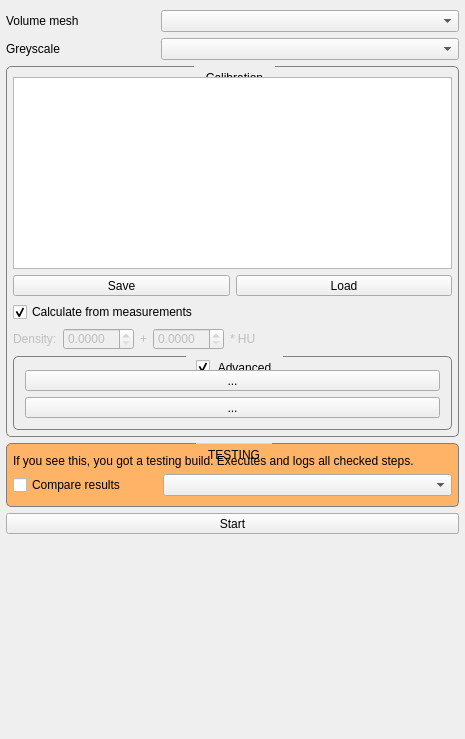
Above: src/internal/MaterialMappingViewControls.ui from araex/mitk-gem before the change. Below: the same form after it.
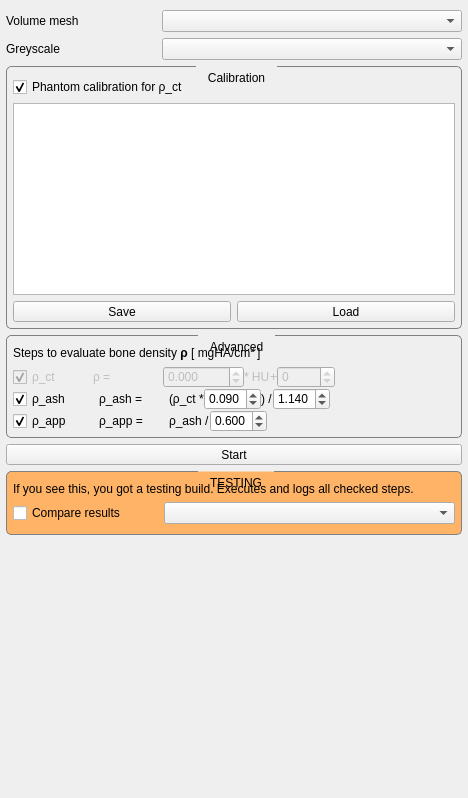
That is the form after the change. Custom widgets are drawn as their Qt base class.

Commit message: added line fit + gui

```diff
--- a/src/internal/MaterialMappingViewControls.ui
+++ b/src/internal/MaterialMappingViewControls.ui
@@ -6,8 +6,8 @@
    <rect>
     <x>0</x>
     <y>0</y>
-    <width>465</width>
-    <height>739</height>
+    <width>468</width>
+    <height>798</height>
    </rect>
   </property>
   <property name="minimumSize">
@@ -161,6 +161,16 @@
         <property name="bottomMargin">
          <number>6</number>
         </property>
+        <item>
+         <widget class="QCheckBox" name="automaticFitCheckBox">
+          <property name="text">
+           <string>Phantom calibration for ρ_ct</string>
+          </property>
+          <property name="checked">
+           <bool>true</bool>
+          </property>
+         </widget>
+        </item>
         <item>
          <widget class="QWidget" name="measurementsWidget" native="true">
           <layout class="QVBoxLayout" name="verticalLayout_4">
@@ -237,18 +247,66 @@
           </layout>
          </widget>
         </item>
+       </layout>
+      </widget>
+     </item>
         <item>
-         <widget class="QCheckBox" name="evalMeasurementCheckBox">
+      <widget class="QGroupBox" name="advancedGroup">
+       <property name="title">
+        <string>Advanced</string>
+       </property>
+       <property name="checkable">
+        <bool>false</bool>
+       </property>
+       <layout class="QVBoxLayout" name="verticalLayout_6">
+        <property name="leftMargin">
+         <number>6</number>
+        </property>
+        <property name="topMargin">
+         <number>10</number>
+        </property>
+        <property name="rightMargin">
+         <number>6</number>
+        </property>
+        <property name="bottomMargin">
+         <number>5</number>
+        </property>
+        <item>
+         <widget class="QLabel" name="label_8">
           <property name="text">
-           <string>Calculate from measurements</string>
+           <string>&lt;html&gt;&lt;head/&gt;&lt;body&gt;&lt;p&gt;Steps to evaluate bone density &lt;span style=&quot; font-weight:600;&quot;&gt;ρ &lt;/span&gt;[ mgHA/cm&lt;span style=&quot; vertical-align:super;&quot;&gt;3 &lt;/span&gt;]&lt;/p&gt;&lt;/body&gt;&lt;/html&gt;</string>
           </property>
-          <property name="checked">
+          <property name="wordWrap">
            <bool>true</bool>
           </property>
          </widget>
         </item>
         <item>
-         <layout class="QHBoxLayout" name="horizontalLayout_2">
+         <widget class="QWidget" name="mathWidget" native="true">
+          <property name="sizePolicy">
+           <sizepolicy hsizetype="Expanding" vsizetype="MinimumExpanding">
+            <horstretch>0</horstretch>
+            <verstretch>0</verstretch>
+           </sizepolicy>
+          </property>
+          <property name="styleSheet">
+           <string notr="true">QLabel {
+	font: small &quot;Courier New&quot;;
+}
+
+QDoubleSpinBox {
+	font: small &quot;Courier New&quot;;
+}</string>
+          </property>
+          <layout class="QVBoxLayout" name="verticalLayout_5">
+           <property name="spacing">
+            <number>0</number>
+           </property>
+           <property name="margin">
+            <number>0</number>
+           </property>
+           <item>
+            <layout class="QHBoxLayout" name="horizontalLayout_2" stretch="0,0">
           <property name="spacing">
            <number>-1</number>
           </property>
@@ -262,44 +320,83 @@
            <number>0</number>
           </property>
           <item>
-           <widget class="QWidget" name="widget_2" native="true">
+              <widget class="QCheckBox" name="checkBox">
             <property name="enabled">
              <bool>false</bool>
             </property>
-            <layout class="QHBoxLayout" name="horizontalLayout_3">
-             <property name="margin">
-              <number>0</number>
-             </property>
+               <property name="sizePolicy">
+                <sizepolicy hsizetype="Minimum" vsizetype="Fixed">
+                 <horstretch>0</horstretch>
+                 <verstretch>0</verstretch>
+                </sizepolicy>
+               </property>
+               <property name="minimumSize">
+                <size>
+                 <width>80</width>
+                 <height>0</height>
+                </size>
+               </property>
+               <property name="maximumSize">
+                <size>
+                 <width>120</width>
+                 <height>16777215</height>
+                </size>
+               </property>
+               <property name="text">
+                <string>ρ_ct</string>
+               </property>
+               <property name="checkable">
+                <bool>true</bool>
+               </property>
+               <property name="checked">
+                <bool>true</bool>
+               </property>
+              </widget>
+             </item>
              <item>
+              <widget class="QWidget" name="verticalWidget_2" native="true">
+               <property name="enabled">
+                <bool>false</bool>
+               </property>
               <layout class="QHBoxLayout" name="horizontalLayout_6">
-               <property name="topMargin">
+                <property name="spacing">
+                 <number>0</number>
+                </property>
+                <property name="margin">
                 <number>0</number>
                </property>
                <item>
                 <widget class="QLabel" name="label_2">
-                 <property name="text">
-                  <string>Density:</string>
-                 </property>
-                </widget>
-               </item>
-               <item>
-                <widget class="QDoubleSpinBox" name="doubleSpinBox">
-                 <property name="decimals">
-                  <number>4</number>
-                 </property>
-                </widget>
-               </item>
-               <item>
-                <widget class="QLabel" name="label_5">
+                  <property name="sizePolicy">
+                   <sizepolicy hsizetype="MinimumExpanding" vsizetype="Preferred">
+                    <horstretch>0</horstretch>
+                    <verstretch>0</verstretch>
+                   </sizepolicy>
+                  </property>
+                  <property name="maximumSize">
+                   <size>
+                    <width>70</width>
+                    <height>16777215</height>
+                   </size>
+                  </property>
                  <property name="text">
-                  <string>+</string>
+                   <string>ρ =</string>
                  </property>
                 </widget>
                </item>
                <item>
-                <widget class="QDoubleSpinBox" name="doubleSpinBox_3">
+                 <widget class="QDoubleSpinBox" name="linEQSlopeSpinBox">
                  <property name="decimals">
-                  <number>4</number>
+                   <number>3</number>
+                  </property>
+                  <property name="minimum">
+                   <double>-9999.000000000000000</double>
+                  </property>
+                  <property name="maximum">
+                   <double>9999.000000000000000</double>
+                  </property>
+                  <property name="singleStep">
+                   <double>0.010000000000000</double>
                  </property>
                 </widget>
                </item>
@@ -310,9 +407,27 @@
                  </property>
                 </widget>
                </item>
-              </layout>
-             </item>
-            </layout>
+                <item>
+                 <widget class="QLabel" name="label_5">
+                  <property name="text">
+                   <string>+</string>
+                  </property>
+                 </widget>
+                </item>
+                <item>
+                 <widget class="QDoubleSpinBox" name="linEQOffsetSpinBox">
+                  <property name="decimals">
+                   <number>0</number>
+                  </property>
+                  <property name="minimum">
+                   <double>-9000.000000000000000</double>
+                  </property>
+                  <property name="maximum">
+                   <double>9000.000000000000000</double>
+                  </property>
+                  <property name="singleStep">
+                   <double>1.000000000000000</double>
+                  </property>
            </widget>
           </item>
           <item>
@@ -322,73 +437,278 @@
             </property>
             <property name="sizeHint" stdset="0">
              <size>
-              <width>40</width>
-              <height>20</height>
+                    <width>0</width>
+                    <height>0</height>
              </size>
             </property>
            </spacer>
           </item>
          </layout>
-        </item>
+              </widget>
+             </item>
+            </layout>
+           </item>
         <item>
-         <widget class="QGroupBox" name="advancedGroup">
-          <property name="title">
-           <string>Advanced</string>
-          </property>
-          <property name="checkable">
-           <bool>true</bool>
-          </property>
-          <layout class="QVBoxLayout" name="verticalLayout_6">
-           <property name="leftMargin">
-            <number>0</number>
-           </property>
-           <property name="topMargin">
-            <number>2</number>
-           </property>
-           <property name="rightMargin">
+            <layout class="QHBoxLayout" name="horizontalLayout_14" stretch="0,0">
+             <property name="rightMargin">
+              <number>0</number>
+             </property>
+             <item>
+              <widget class="QCheckBox" name="checkBox_2">
+               <property name="sizePolicy">
+                <sizepolicy hsizetype="Minimum" vsizetype="Fixed">
+                 <horstretch>0</horstretch>
+                 <verstretch>0</verstretch>
+                </sizepolicy>
+               </property>
+               <property name="minimumSize">
+                <size>
+                 <width>80</width>
+                 <height>0</height>
+                </size>
+               </property>
+               <property name="maximumSize">
+                <size>
+                 <width>120</width>
+                 <height>16777215</height>
+                </size>
+               </property>
+               <property name="text">
+                <string>ρ_ash</string>
+               </property>
+               <property name="checked">
+                <bool>true</bool>
+               </property>
+              </widget>
+             </item>
+             <item>
+              <widget class="QWidget" name="" native="true">
+               <layout class="QHBoxLayout" name="horizontalLayout_15">
+                <property name="spacing">
             <number>0</number>
            </property>
-           <property name="bottomMargin">
+                <property name="margin">
             <number>0</number>
            </property>
            <item>
-            <widget class="QWidget" name="widget" native="true">
-             <layout class="QVBoxLayout" name="verticalLayout_7">
+                 <widget class="QLabel" name="label_10">
+                  <property name="sizePolicy">
+                   <sizepolicy hsizetype="MinimumExpanding" vsizetype="Preferred">
+                    <horstretch>0</horstretch>
+                    <verstretch>0</verstretch>
+                   </sizepolicy>
+                  </property>
+                  <property name="maximumSize">
+                   <size>
+                    <width>70</width>
+                    <height>16777215</height>
+                   </size>
+                  </property>
+                  <property name="text">
+                   <string>ρ_ash =</string>
+                  </property>
+                 </widget>
+                </item>
               <item>
-               <widget class="QToolButton" name="toolButton">
+                 <widget class="QLabel" name="label_13">
+                  <property name="text">
+                   <string>(ρ_ct *</string>
+                  </property>
+                 </widget>
+                </item>
+                <item>
+                 <widget class="QDoubleSpinBox" name="linEQSlopeSpinBox_4">
+                  <property name="decimals">
+                   <number>3</number>
+                  </property>
+                  <property name="minimum">
+                   <double>0.000000000000000</double>
+                  </property>
+                  <property name="maximum">
+                   <double>9.000000000000000</double>
+                  </property>
+                  <property name="singleStep">
+                   <double>0.010000000000000</double>
+                  </property>
+                  <property name="value">
+                   <double>0.090000000000000</double>
+                  </property>
+                 </widget>
+                </item>
+                <item>
+                 <widget class="QLabel" name="label_14">
+                  <property name="text">
+                   <string>) /</string>
+                  </property>
+                 </widget>
+                </item>
+                <item>
+                 <widget class="QDoubleSpinBox" name="linEQSlopeSpinBox_5">
+                  <property name="decimals">
+                   <number>3</number>
+                  </property>
+                  <property name="minimum">
+                   <double>0.000000000000000</double>
+                  </property>
+                  <property name="maximum">
+                   <double>9.000000000000000</double>
+                  </property>
+                  <property name="singleStep">
+                   <double>0.010000000000000</double>
+                  </property>
+                  <property name="value">
+                   <double>1.140000000000000</double>
+                  </property>
+                 </widget>
+                </item>
+                <item>
+                 <spacer name="horizontalSpacer_3">
+                  <property name="orientation">
+                   <enum>Qt::Horizontal</enum>
+                  </property>
+                  <property name="sizeHint" stdset="0">
+                   <size>
+                    <width>0</width>
+                    <height>0</height>
+                   </size>
+                  </property>
+                 </spacer>
+                </item>
+               </layout>
+              </widget>
+             </item>
+            </layout>
+           </item>
+           <item>
+            <layout class="QHBoxLayout" name="horizontalLayout_12" stretch="0,0">
+             <property name="rightMargin">
+              <number>0</number>
+             </property>
+             <item>
+              <widget class="QCheckBox" name="checkBox_3">
                 <property name="sizePolicy">
-                 <sizepolicy hsizetype="Expanding" vsizetype="Fixed">
+                <sizepolicy hsizetype="Minimum" vsizetype="Fixed">
                   <horstretch>0</horstretch>
                   <verstretch>0</verstretch>
                  </sizepolicy>
                 </property>
+               <property name="minimumSize">
+                <size>
+                 <width>80</width>
+                 <height>0</height>
+                </size>
+               </property>
+               <property name="maximumSize">
+                <size>
+                 <width>120</width>
+                 <height>16777215</height>
+                </size>
+               </property>
                 <property name="text">
-                 <string>...</string>
-                </property>
+                <string>ρ_app</string>
+               </property>
+               <property name="checked">
+                <bool>true</bool>
+               </property>
                </widget>
               </item>
               <item>
-               <widget class="QToolButton" name="toolButton_2">
+              <widget class="QWidget" name="horizontalWidget_3" native="true">
+               <layout class="QHBoxLayout" name="horizontalLayout_10">
+                <property name="spacing">
+                 <number>0</number>
+                </property>
+                <property name="margin">
+                 <number>0</number>
+                </property>
+                <item>
+                 <widget class="QLabel" name="label_12">
                 <property name="sizePolicy">
-                 <sizepolicy hsizetype="Expanding" vsizetype="Fixed">
+                   <sizepolicy hsizetype="MinimumExpanding" vsizetype="Preferred">
                   <horstretch>0</horstretch>
                   <verstretch>0</verstretch>
                  </sizepolicy>
                 </property>
+                  <property name="minimumSize">
+                   <size>
+                    <width>0</width>
+                    <height>0</height>
+                   </size>
+                  </property>
+                  <property name="maximumSize">
+                   <size>
+                    <width>70</width>
+                    <height>16777215</height>
+                   </size>
+                  </property>
                 <property name="text">
-                 <string>...</string>
+                   <string>ρ_app =</string>
                 </property>
                </widget>
               </item>
+                <item>
+                 <widget class="QLabel" name="label_11">
+                  <property name="text">
+                   <string>ρ_ash /</string>
+                  </property>
+                 </widget>
+                </item>
+                <item>
+                 <widget class="QDoubleSpinBox" name="linEQSlopeSpinBox_2">
+                  <property name="decimals">
+                   <number>3</number>
+                  </property>
+                  <property name="minimum">
+                   <double>0.000000000000000</double>
+                  </property>
+                  <property name="maximum">
+                   <double>1.000000000000000</double>
+                  </property>
+                  <property name="singleStep">
+                   <double>0.010000000000000</double>
+                  </property>
+                  <property name="value">
+                   <double>0.600000000000000</double>
+                  </property>
+                 </widget>
+                </item>
+                <item>
+                 <spacer name="horizontalSpacer_2">
+                  <property name="orientation">
+                   <enum>Qt::Horizontal</enum>
+                  </property>
+                  <property name="sizeHint" stdset="0">
+                   <size>
+                    <width>0</width>
+                    <height>0</height>
+                   </size>
+                  </property>
+                 </spacer>
+                </item>
              </layout>
             </widget>
            </item>
           </layout>
+           </item>
+          </layout>
          </widget>
         </item>
        </layout>
       </widget>
      </item>
+     <item>
+      <widget class="QToolButton" name="startButton">
+       <property name="sizePolicy">
+        <sizepolicy hsizetype="Expanding" vsizetype="Fixed">
+         <horstretch>0</horstretch>
+         <verstretch>0</verstretch>
+        </sizepolicy>
+       </property>
+       <property name="text">
+        <string>Start</string>
+       </property>
+      </widget>
+     </item>
      <item>
       <widget class="QGroupBox" name="testingGroup">
        <property name="enabled">
@@ -491,17 +811,7 @@
       </widget>
      </item>
      <item>
-      <widget class="QToolButton" name="startButton">
-       <property name="sizePolicy">
-        <sizepolicy hsizetype="Expanding" vsizetype="Fixed">
-         <horstretch>0</horstretch>
-         <verstretch>0</verstretch>
-        </sizepolicy>
-       </property>
-       <property name="text">
-        <string>Start</string>
-       </property>
-      </widget>
+      <widget class="QWidget" name="widget_6" native="true"/>
      </item>
     </layout>
    </item>
```
Left out of the diff: 36 changed lines with no effect on the pictures. Lines whose indentation alone changed are shown as unchanged. The commit also changes 4 other files.
